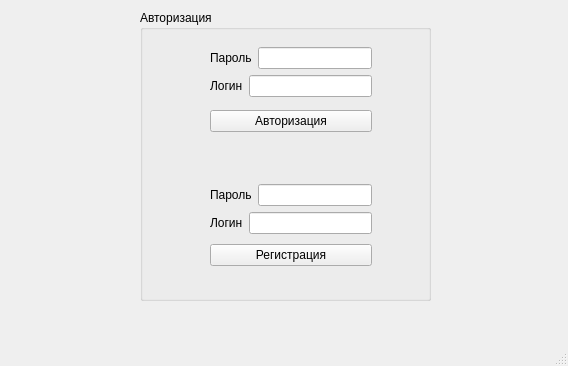
This is forms/mainwindow.ui in YupiSoftwarePunk/Flirt-Finder as Qt 5 draws it before an edit. The edited form follows.
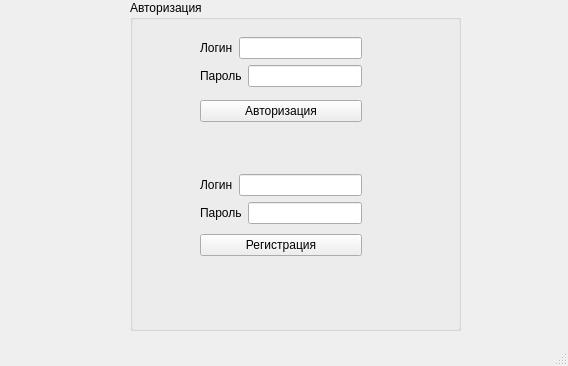
This is the edited form.

Diff of the .ui file:
```diff
--- a/forms/mainwindow.ui
+++ b/forms/mainwindow.ui
@@ -20,10 +20,10 @@
    <widget class="QGroupBox" name="groupBox">
     <property name="geometry">
      <rect>
-      <x>140</x>
-      <y>10</y>
-      <width>291</width>
-      <height>291</height>
+      <x>130</x>
+      <y>0</y>
+      <width>331</width>
+      <height>331</height>
      </rect>
     </property>
     <property name="title">
@@ -46,7 +46,7 @@
           <item>
            <widget class="QLabel" name="label_2">
             <property name="text">
-             <string>Пароль</string>
+             <string>Логин</string>
             </property>
            </widget>
           </item>
@@ -60,7 +60,7 @@
           <item>
            <widget class="QLabel" name="label">
             <property name="text">
-             <string>Логин</string>
+             <string>Пароль</string>
             </property>
            </widget>
           </item>
@@ -97,7 +97,7 @@
           <item>
            <widget class="QLabel" name="label_3">
             <property name="text">
-             <string>Пароль</string>
+             <string>Логин</string>
             </property>
            </widget>
           </item>
@@ -111,7 +111,7 @@
           <item>
            <widget class="QLabel" name="label_4">
             <property name="text">
-             <string>Логин</string>
+             <string>Пароль</string>
             </property>
            </widget>
           </item>
```
